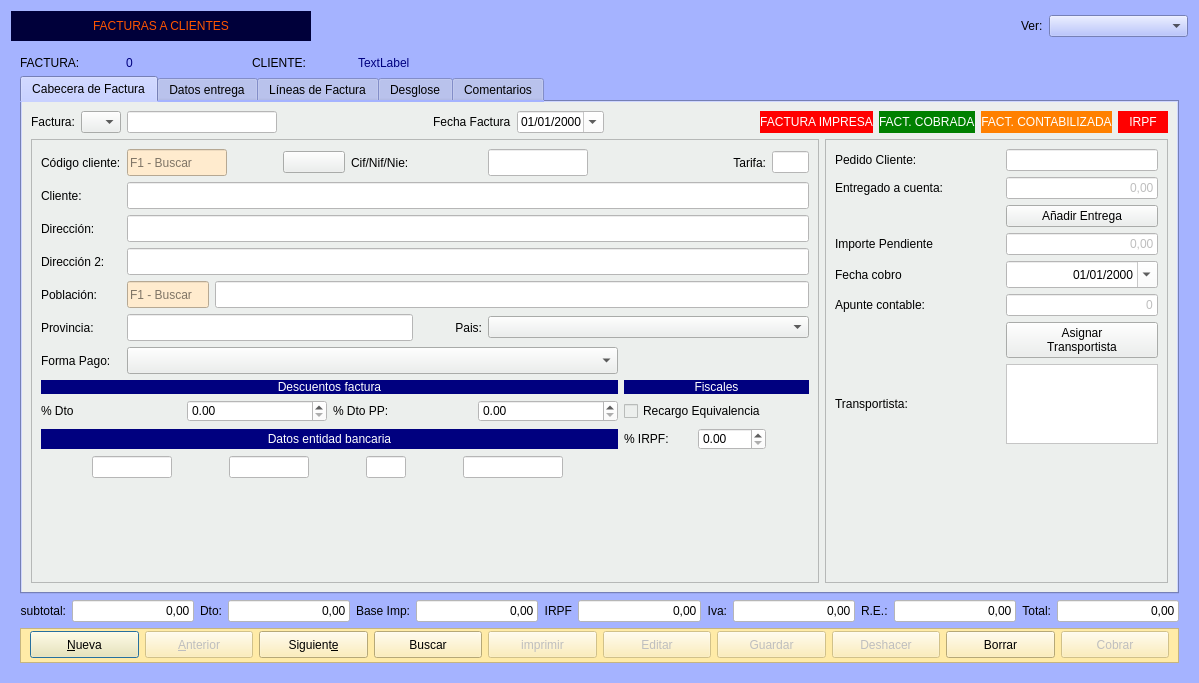
The window that Zona_Ventas/frmfacturas.ui (arcnexus/RedFoX) describes before a commit, drawn with Qt 5.
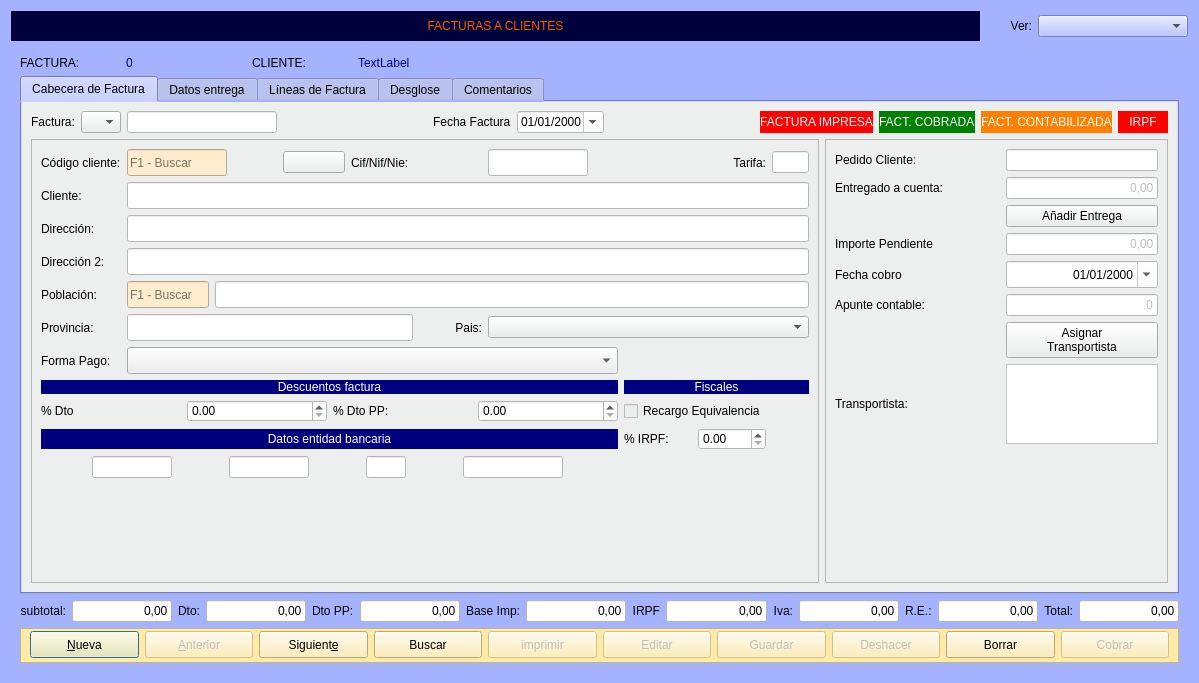
The same window after the commit. Icons and pictures are not drawn.

The edit to the form file:
```diff
--- a/Zona_Ventas/frmfacturas.ui
+++ b/Zona_Ventas/frmfacturas.ui
@@ -27,19 +27,6 @@
    <string notr="true">background-color: rgb(165, 179, 255);</string>
   </property>
   <layout class="QGridLayout" name="gridLayout_12">
-   <item row="0" column="1">
-    <spacer name="horizontalSpacer_9">
-     <property name="orientation">
-      <enum>Qt::Horizontal</enum>
-     </property>
-     <property name="sizeHint" stdset="0">
-      <size>
-       <width>40</width>
-       <height>20</height>
-      </size>
-     </property>
-    </spacer>
-   </item>
    <item row="0" column="0">
     <widget class="QLabel" name="label_36">
      <property name="minimumSize">
@@ -61,7 +48,7 @@
      </property>
     </widget>
    </item>
-   <item row="0" column="3">
+   <item row="0" column="2">
     <widget class="QComboBox" name="cboVer">
      <property name="minimumSize">
       <size>
@@ -69,22 +56,31 @@
        <height>0</height>
       </size>
      </property>
+     <property name="maximumSize">
+      <size>
+       <width>150</width>
+       <height>16777215</height>
+      </size>
+     </property>
     </widget>
    </item>
-   <item row="0" column="2">
+   <item row="0" column="1">
     <widget class="QLabel" name="label_34">
      <property name="maximumSize">
       <size>
-       <width>80</width>
+       <width>46</width>
        <height>16777215</height>
       </size>
      </property>
      <property name="text">
       <string>Ver:</string>
      </property>
+     <property name="alignment">
+      <set>Qt::AlignRight|Qt::AlignTrailing|Qt::AlignVCenter</set>
+     </property>
     </widget>
    </item>
-   <item row="1" column="0" colspan="4">
+   <item row="1" column="0" colspan="3">
     <widget class="QStackedWidget" name="stackedWidget">
      <property name="currentIndex">
       <number>0</number>
@@ -142,6 +138,26 @@
            </property>
           </widget>
          </item>
+         <item>
+          <widget class="QLabel" name="label_53">
+           <property name="text">
+            <string>Dto PP:</string>
+           </property>
+          </widget>
+         </item>
+         <item>
+          <widget class="QLineEdit" name="txtDtoPP">
+           <property name="styleSheet">
+            <string notr="true">background-color: rgb(255, 255, 255);</string>
+           </property>
+           <property name="text">
+            <string>0,00</string>
+           </property>
+           <property name="alignment">
+            <set>Qt::AlignRight|Qt::AlignTrailing|Qt::AlignVCenter</set>
+           </property>
+          </widget>
+         </item>
          <item>
           <widget class="QLabel" name="label_16">
            <property name="sizePolicy">
```
